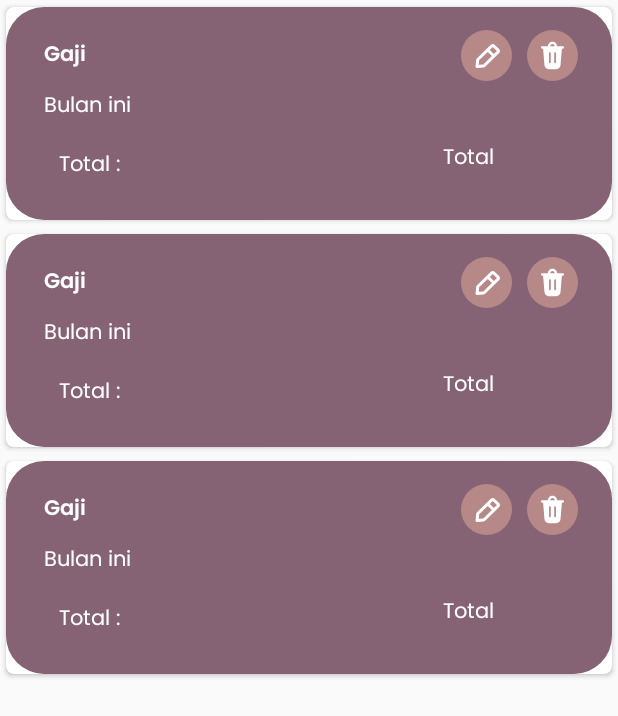
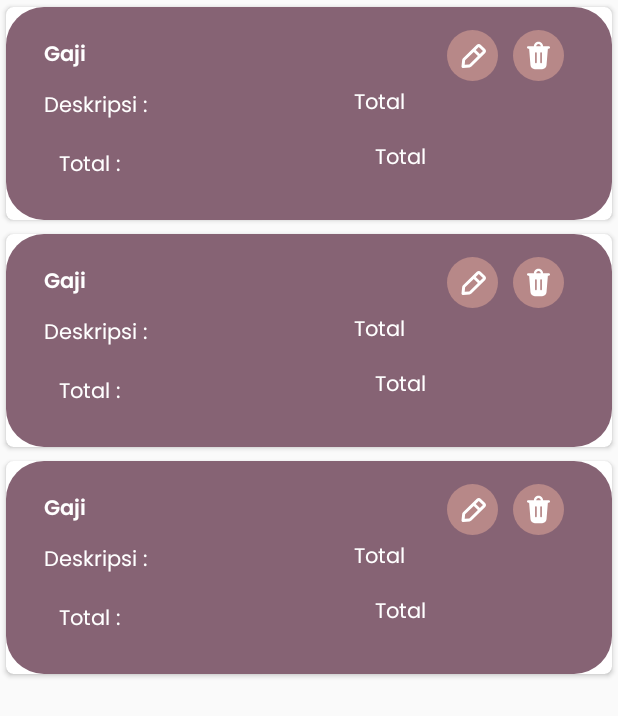
Before and after one commit to bagussamito/Project_Geden, an Android app: the layout activity_daftar_pemasukan.xml on its own in the app's theme, with its tools: preview values and no code run, on a phone screen of 412 x 824 dp. Shown: the top 716 px of the screen. Run offline under Robolectric (Android 15) with nearby library versions, the phone set to English and light mode, and no system bars.

Commit message:
RV wes dadi

```diff
--- /dev/null
+++ b/app/src/main/java/com/example/studikasus/Item_Pemasukan.kt
@@ -0,0 +1,4 @@
+package com.example.studikasus
+
+class Item_Pemasukan(var kategori : String ?= null, var nominal : String ?= null, var deskripsi : String ?= null ) {
+}
--- a/app/src/main/res/layout/activity_daftar_pemasukan.xml
+++ b/app/src/main/res/layout/activity_daftar_pemasukan.xml
@@ -7,6 +7,7 @@
     tools:context=".DaftarPemasukanActivity">
 
     <androidx.recyclerview.widget.RecyclerView
+        android:id="@+id/pemasukan_list"
         android:layout_width="match_parent"
         android:layout_height="match_parent"
         app:layout_constraintBottom_toBottomOf="parent"
--- a/app/src/main/res/layout/pemasukan_item.xml
+++ b/app/src/main/res/layout/pemasukan_item.xml
@@ -36,12 +36,12 @@
                     android:fontFamily="@font/poppins_semibold" />
 
                 <TextView
-                    android:id="@+id/bulantext"
+                    android:id="@+id/tvdeskripsi"
                     android:layout_width="match_parent"
                     android:layout_height="wrap_content"
                     android:layout_marginLeft="10dp"
                     android:layout_marginTop="10dp"
-                    android:text="Bulan ini"
+                    android:text="Deskripsi :"
                     android:textColor="@color/white"
                     android:textSize="14sp"
                     android:fontFamily="@font/poppins"/>
@@ -70,7 +70,7 @@
                 <ImageButton
                     android:id="@+id/editicon"
                     android:background="@drawable/btn_bg_editdelete"
-                    android:layout_marginLeft="220dp"
+                    android:layout_marginLeft="200dp"
                     android:layout_width="34dp"
                     android:layout_height="34dp"
                     android:src="@drawable/ic_edit" />
@@ -84,10 +84,21 @@
                     android:src="@drawable/ic_delete"/>
 
                 <TextView
+                    android:id="@+id/deskripsitext"
+                    android:layout_width="match_parent"
+                    android:layout_height="wrap_content"
+                    android:layout_marginLeft="-140dp"
+                    android:layout_marginTop="37dp"
+                    android:text="Total"
+                    android:textColor="@color/white"
+                    android:textSize="14sp"
+                    android:fontFamily="@font/poppins" />
+
+                <TextView
                     android:id="@+id/totalnumber"
                     android:layout_width="match_parent"
                     android:layout_height="wrap_content"
-                    android:layout_marginLeft="-90dp"
+                    android:layout_marginLeft="-20dp"
                     android:layout_marginTop="74dp"
                     android:text="Total"
                     android:textColor="@color/white"
```
Also changed, not shown: app/src/main/java/com/example/studikasus/DaftarPemasukanActivity.kt (+37 -0 lines), app/src/main/java/com/example/studikasus/MyAdapter.kt (added, +39 -0 lines), app/src/main/java/com/example/studikasus/fragments/BerandaFragment.kt (+8 -0 lines).
